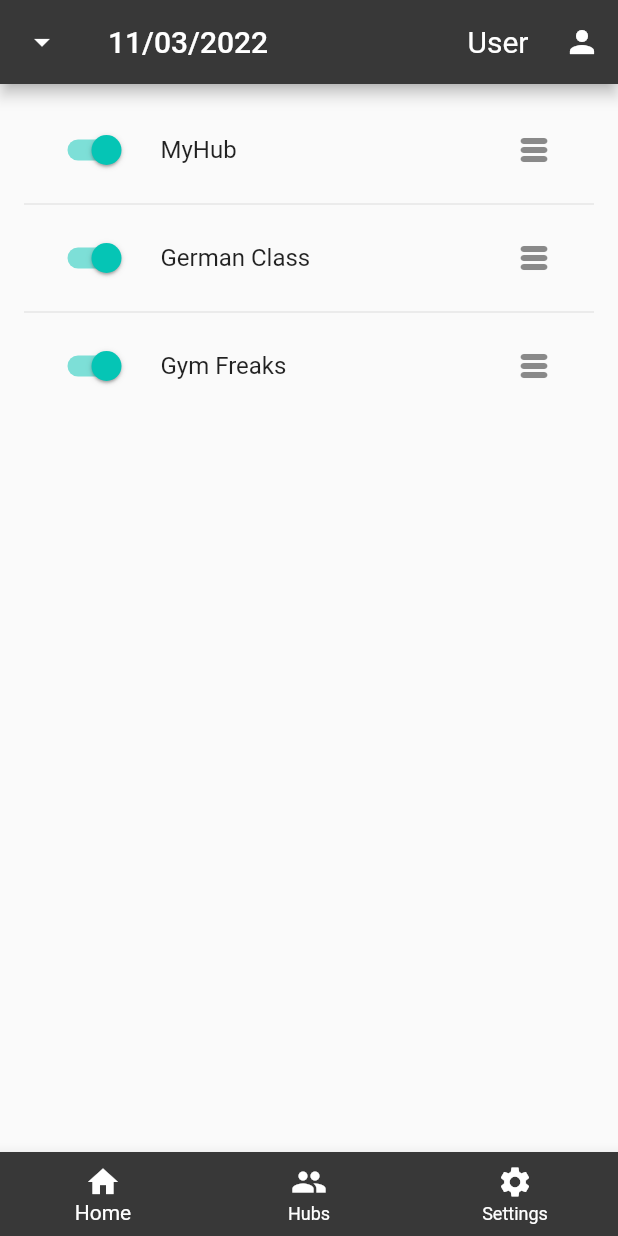
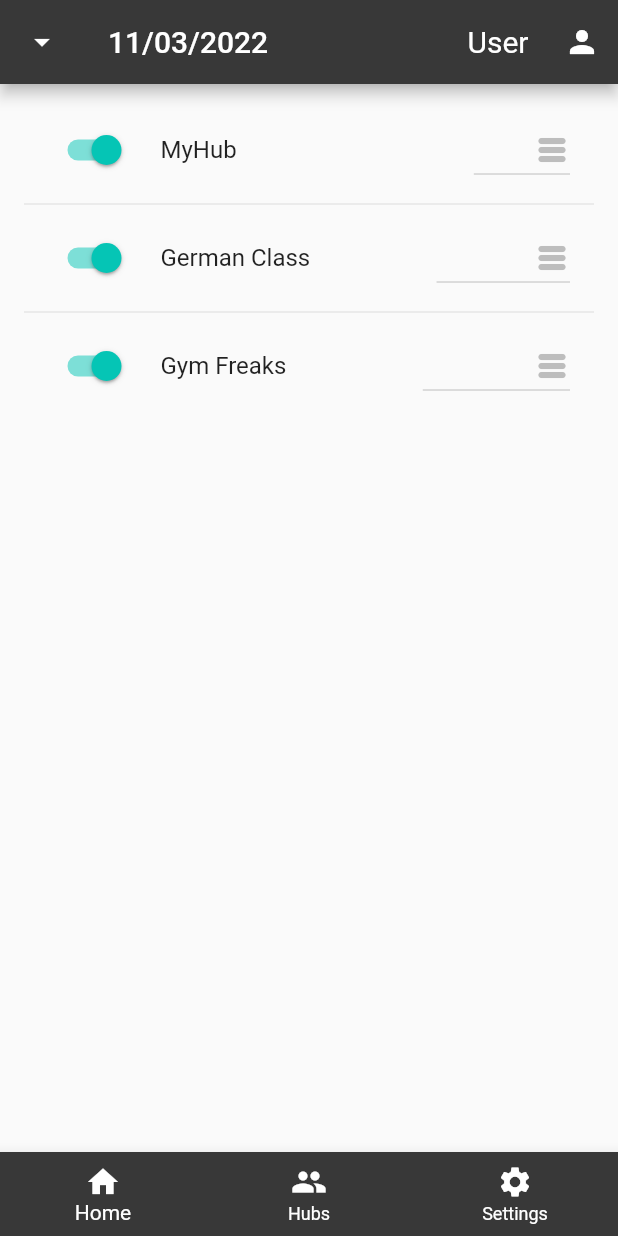
Before and after one commit to nickbrakis/hub_it_flutter, a Flutter app: the screen it shows after launch, on a phone screen of 412 x 824 dp. Run offline on Flutter 3.47's test engine with Material 2 defaults, Android fonts, the phone set to English and light mode, and no system bars; missing offline and left inert: dart:js.

Commit message:
dropdown error

```diff
--- a/lib/main.dart
+++ b/lib/main.dart
@@ -65,12 +65,11 @@ class _homeWidget  extends State<homeWidget >{
       });
     }
   }
-  var _color = Color.fromARGB(250, 0, 196, 180);
   final _hubs = <Hub> [];
   //dummy data
-  final hub0 = Hub(title: "MyHub", enabled: true);
-  final hub1 = Hub(title: "German Class", enabled: true);
-  final hub2 = Hub(title: "Gym Freaks", enabled: true);
+  final hub0 = Hub(title: "MyHub", enabled: true, habbits : ["Work", "Study", "Cook"]);
+  final hub1 = Hub(title: "German Class", enabled: true, habbits : ["Studying", "Listening", "Videos"]);
+  final hub2 = Hub(title: "Gym Freaks", enabled: true, habbits : ["Workoutt", "Pre Meal", "After meal"]);
   void build_hubs_list() {
     _hubs.add(hub0);
     _hubs.add(hub1);
@@ -100,10 +99,15 @@ class _homeWidget  extends State<homeWidget >{
             },
             activeColor: const Color.fromARGB(250, 0, 196, 180),
           ),
-          trailing: IconButton(
+          trailing: DropdownButton(
+            items : _hubs[index].habbits.map<DropdownMenuItem<String>>((String value) {
+              return DropdownMenuItem<String>(
+                value: value,
+                child: Text(value),
+              );
+            }).toList(),
             icon: const Icon(Icons.table_rows_rounded),
-            onPressed: () {},
-            hoverColor : const Color.fromARGB(250, 0, 196, 180),
+            onChanged: null,
           ),
         );
       },
@@ -171,9 +175,9 @@ class _homeWidget  extends State<homeWidget >{
 
 class Hub {
   String title;
-  List<String> ? habbits;
+  List<String> habbits;
   bool enabled;
 
-  Hub({required this.title, this.habbits, required this.enabled});
+  Hub({required this.title,required this.habbits, required this.enabled});
 
 }
```
